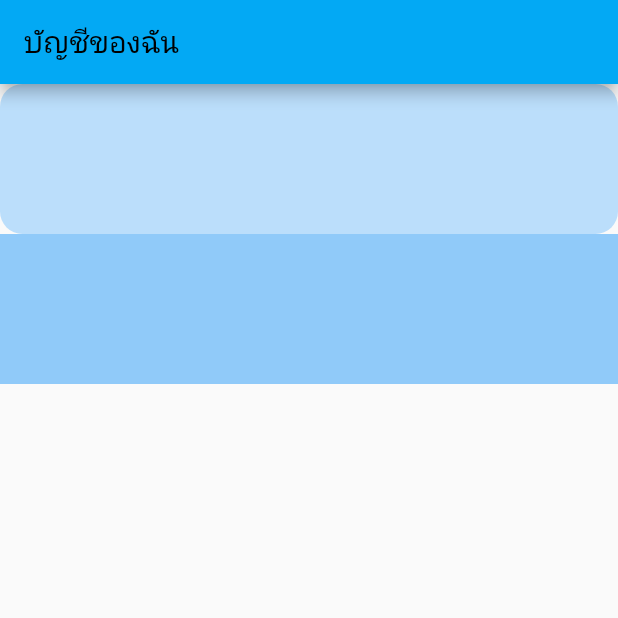
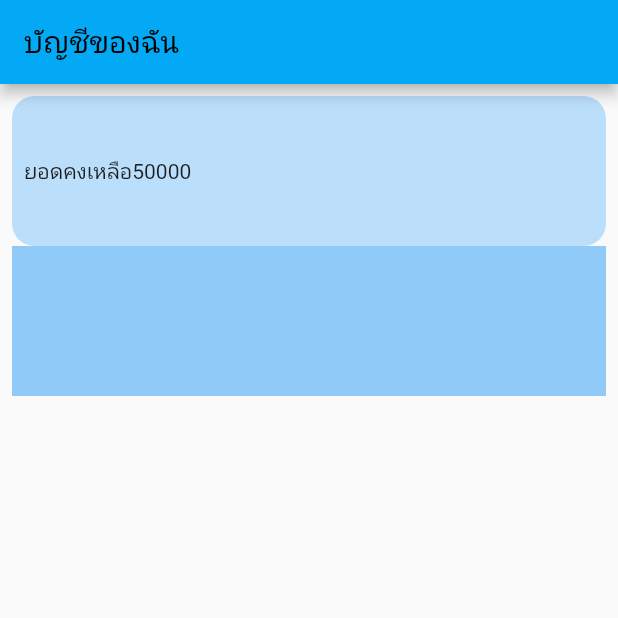
Before and after one commit to Phuthinan/flutter-practicing, a Flutter app: the screen it shows after launch, on a phone screen of 412 x 824 dp, the top half of it. Run offline on Flutter 3.47's test engine with Material 2 defaults, Android fonts, the phone set to English and light mode, and no system bars.

Commit message:
add Padding

```diff
--- a/ledger/lib/main.dart
+++ b/ledger/lib/main.dart
@@ -35,20 +35,27 @@ class _myHomePageState extends State<myHomePage>
         appBar: AppBar(title: Text("บัญชีของฉัน") //Header
             ),
         //กำหนด list >10 ค่าขึ้นไป
-        body: Column(
+        body: Padding(
+          padding: const EdgeInsets.all(8.0),
+          child: Column(
             children: [
               Container(
+                padding: const EdgeInsets.all(8.0),
                 decoration: BoxDecoration(
                     color: Colors.blue.shade100,
                     //กำหนดความโค้ง
                     borderRadius: BorderRadius.circular(15)),
                 height: 100,
+                child: Row(
+                  children: [Text("ยอดคงเหลือ"), Text("50000")],
+                ),
               ),
               Container(
                 decoration: BoxDecoration(color: Colors.blue.shade200),
                 height: 100,
               ),
             ],
+          ),
         ));
   }
 }
```
Lines whose indentation alone changed are shown as unchanged.
